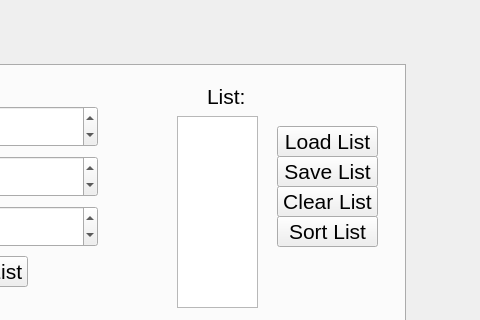
Old version of the form standa_pyrpl_gui.ui in the repository treeTUkl/pyrpl_user_dir; both pictures show x 305 to 785 and y 0 to 320 of the 785 by 738 pixel window.
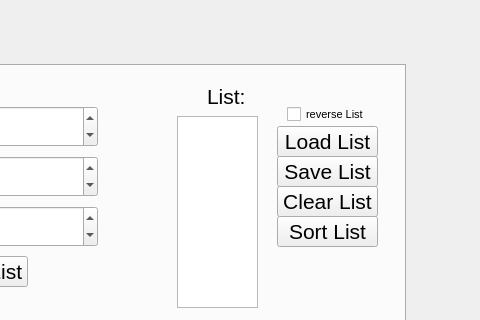
New version of the form. The open tabs and pages were chosen to show the change.

Commit message:
moded Steplist
now reversable

Patch:
```diff
--- a/standa_pyrpl_gui.ui
+++ b/standa_pyrpl_gui.ui
@@ -1327,6 +1327,24 @@
        <string>Welcher BNC Kanal soll geloggt werden?</string>
       </property>
      </widget>
+     <widget class="QCheckBox" name="reverse_List_checkBox">
+      <property name="geometry">
+       <rect>
+        <x>550</x>
+        <y>40</y>
+        <width>81</width>
+        <height>17</height>
+       </rect>
+      </property>
+      <property name="font">
+       <font>
+        <pointsize>8</pointsize>
+       </font>
+      </property>
+      <property name="text">
+       <string>reverse List</string>
+      </property>
+     </widget>
     </widget>
    </widget>
    <widget class="QLabel" name="label_2">
```
Left out of the diff: 2 changed lines with no effect on the pictures. The commit also changes 2 other files.
